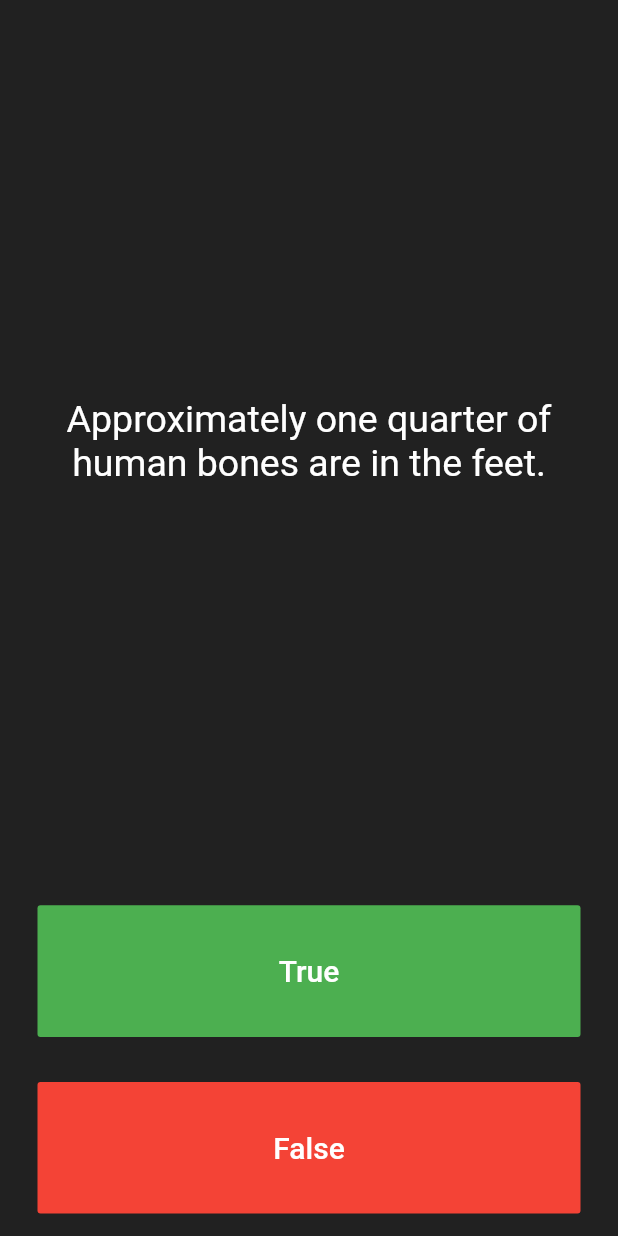
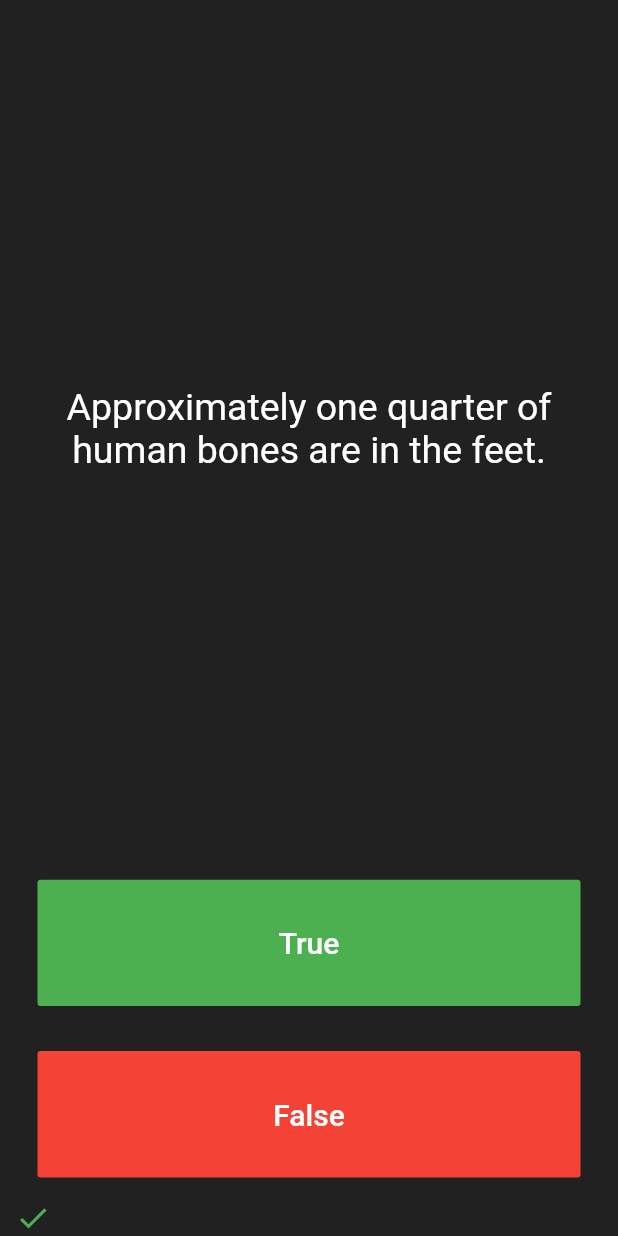
Before and after one commit to Sushimaker5633/quizzler-flutter-master, a Flutter app: the screen it shows after launch, after a tap on "True", on a phone screen of 412 x 824 dp. Run offline on Flutter 3.47's test engine with Material 2 defaults, Android fonts, the phone set to English and light mode, and no system bars.

```diff
--- a/lib/main.dart
+++ b/lib/main.dart
@@ -69,6 +69,9 @@ class _QuizPageState extends State<QuizPage> {
               ),
               onPressed: () {
                 //The user picked true.
+                scoreKeeper.add(
+                  Icon(Icons.check, color: Colors.green,),
+                );
                 setState(() {
                   questionNumber++;
                 });
```
